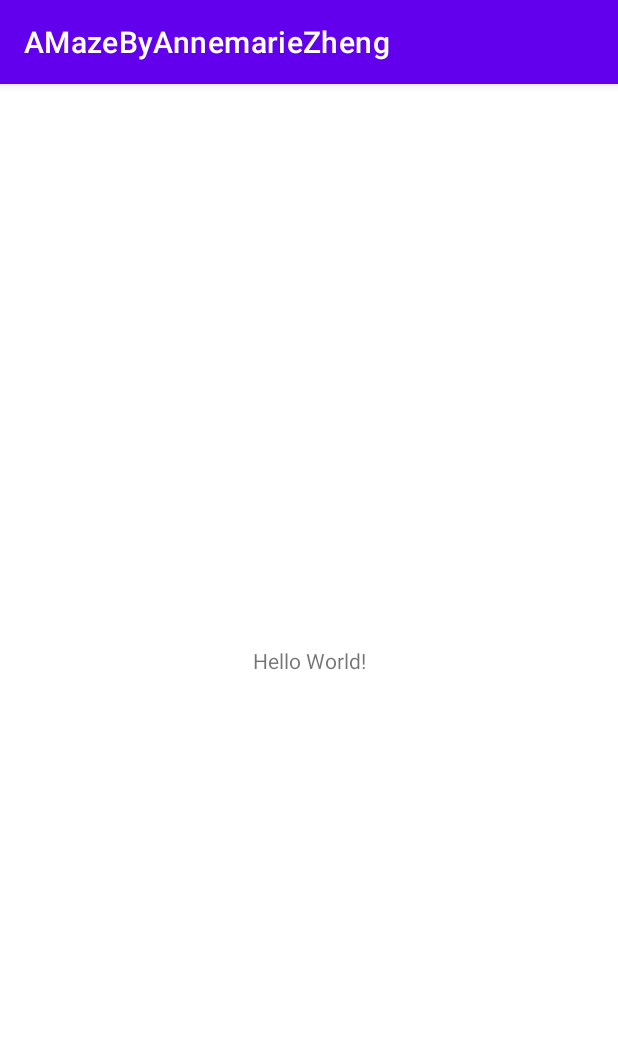
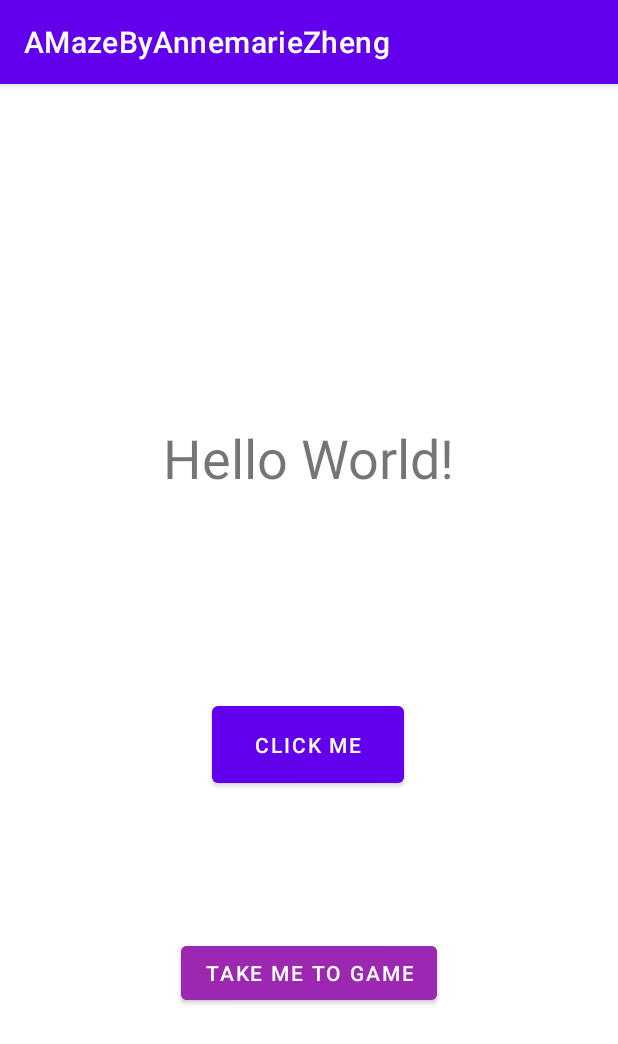
Before and after one commit to Suga-re/AMazeByAnnemarieZheng, an Android app: the screen it shows after launch (MainActivity), on a phone screen of 412 x 824 dp. Shown: the top 1044 px of the screen. Run offline under Robolectric (Android 15) with nearby library versions, the phone set to English and light mode, and no system bars.

Commit message:
Hello World with Navigation Button to Title state

```diff
--- a/app/src/main/java/com/example/amazebyannemariezheng/MainActivity.java
+++ b/app/src/main/java/com/example/amazebyannemariezheng/MainActivity.java
@@ -2,13 +2,41 @@ package com.example.amazebyannemariezheng;
 
 import androidx.appcompat.app.AppCompatActivity;
 
+import android.content.Intent;
 import android.os.Bundle;
+import android.view.View;
+import android.widget.Button;
+import android.widget.TextView;
 
 public class MainActivity extends AppCompatActivity {
+    private TextView greeting;
+    private Button click;
+    private Button ToGame;
 
     @Override
     protected void onCreate(Bundle savedInstanceState) {
         super.onCreate(savedInstanceState);
         setContentView(R.layout.activity_main);
+        greeting =(TextView)findViewById(R.id.tvGreeting);
+        click =(Button) findViewById (R.id.btnClick);
+        ToGame=(Button) findViewById(R.id.btnToGame);
+
+        click.setOnClickListener(new View.OnClickListener() {
+            @Override
+            public void onClick(View view) {
+                greeting.setVisibility(View.VISIBLE);
+            }
+        });
+        ToGame.setOnClickListener(new View.OnClickListener() {
+            @Override
+            public void onClick(View view) {
+                openActivity();
+            }
+        });
     }
+    public void openActivity(){
+        Intent intent = new Intent(this,AMazeActivity.class);
+        startActivity(intent);
+
+    };
 }
--- a/app/src/main/res/layout/activity_main.xml
+++ b/app/src/main/res/layout/activity_main.xml
@@ -9,10 +9,52 @@
     <TextView
         android:layout_width="wrap_content"
         android:layout_height="wrap_content"
+        android:layout_marginTop="120dp"
         android:text="Hello World!"
+        android:textSize="36sp"
+        app:layout_constraintBottom_toBottomOf="parent"
+        app:layout_constraintEnd_toEndOf="parent"
+        app:layout_constraintStart_toStartOf="parent"
+        app:layout_constraintTop_toTopOf="parent"
+        app:layout_constraintVertical_bias="0.175" />
+
+    <Button
+        android:id="@+id/btnClick"
+        android:layout_width="128dp"
+        android:layout_height="63dp"
+        android:text="Click Me"
+        app:layout_constraintBottom_toBottomOf="parent"
+        app:layout_constraintEnd_toEndOf="parent"
+        app:layout_constraintHorizontal_bias="0.498"
+        app:layout_constraintStart_toStartOf="parent"
+        app:layout_constraintTop_toTopOf="parent"
+        app:layout_constraintVertical_bias="0.58" />
+
+    <TextView
+        android:id="@+id/tvGreeting"
+        android:layout_width="wrap_content"
+        android:layout_height="wrap_content"
+        android:text="This is my first App"
+        android:textAppearance="@style/TextAppearance.AppCompat.Large"
+        android:visibility="invisible"
         app:layout_constraintBottom_toBottomOf="parent"
         app:layout_constraintEnd_toEndOf="parent"
         app:layout_constraintStart_toStartOf="parent"
         app:layout_constraintTop_toTopOf="parent" />
 
+    <Button
+        android:id="@+id/btnToGame"
+        android:layout_width="wrap_content"
+        android:layout_height="wrap_content"
+        android:backgroundTint="#9C27B0"
+        android:text="Take me to Game"
+        app:iconTint="#7C2B2B"
+        app:iconTintMode="add"
+        app:layout_constraintBottom_toBottomOf="parent"
+        app:layout_constraintEnd_toEndOf="parent"
+        app:layout_constraintStart_toStartOf="parent"
+        app:layout_constraintTop_toTopOf="parent"
+        app:layout_constraintVertical_bias="0.79"
+        app:rippleColor="#934444" />
+
 </androidx.constraintlayout.widget.ConstraintLayout>
```
Also changed, not shown: app/src/main/AndroidManifest.xml (+14 -0 lines), app/src/main/java/com/example/amazebyannemariezheng/AMazeActivity.java (added, +14 -0 lines), app/src/main/java/com/example/amazebyannemariezheng/GeneratingActivity.java (added, +14 -0 lines), app/src/main/res/layout/activity_amaze.xml (added, +9 -0 lines), app/src/main/res/layout/activity_generating.xml (added, +9 -0 lines).
